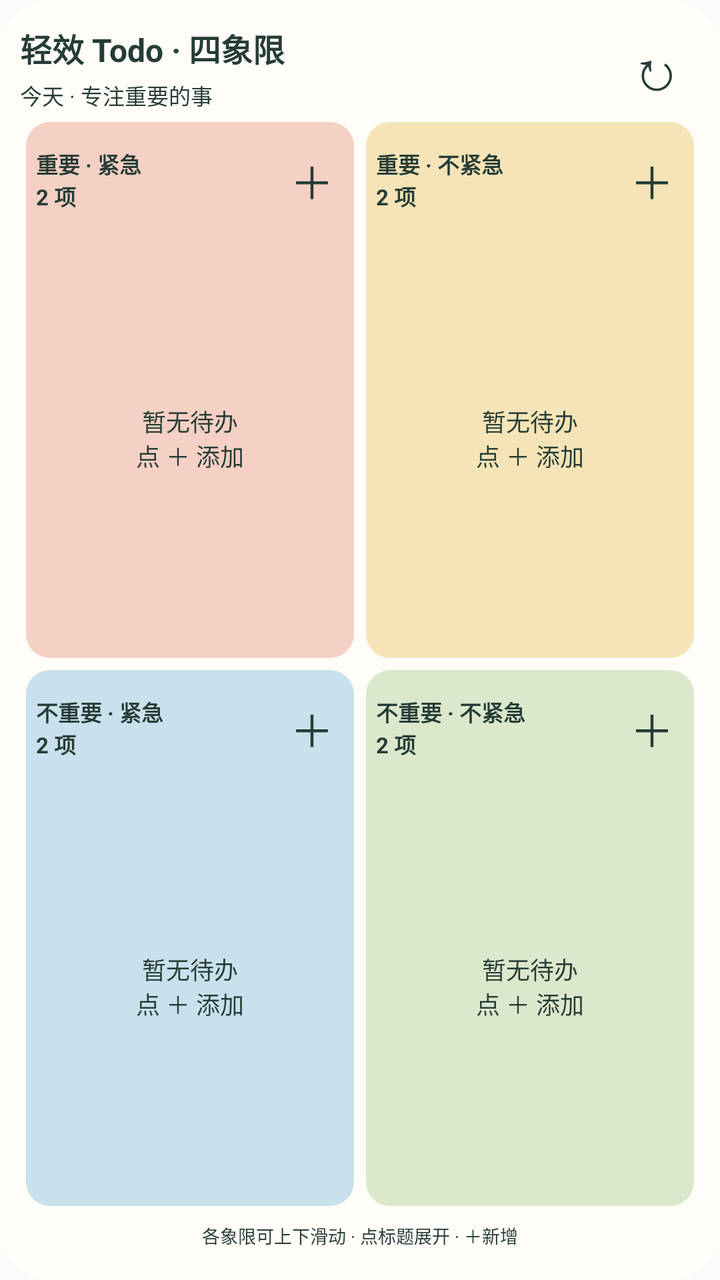
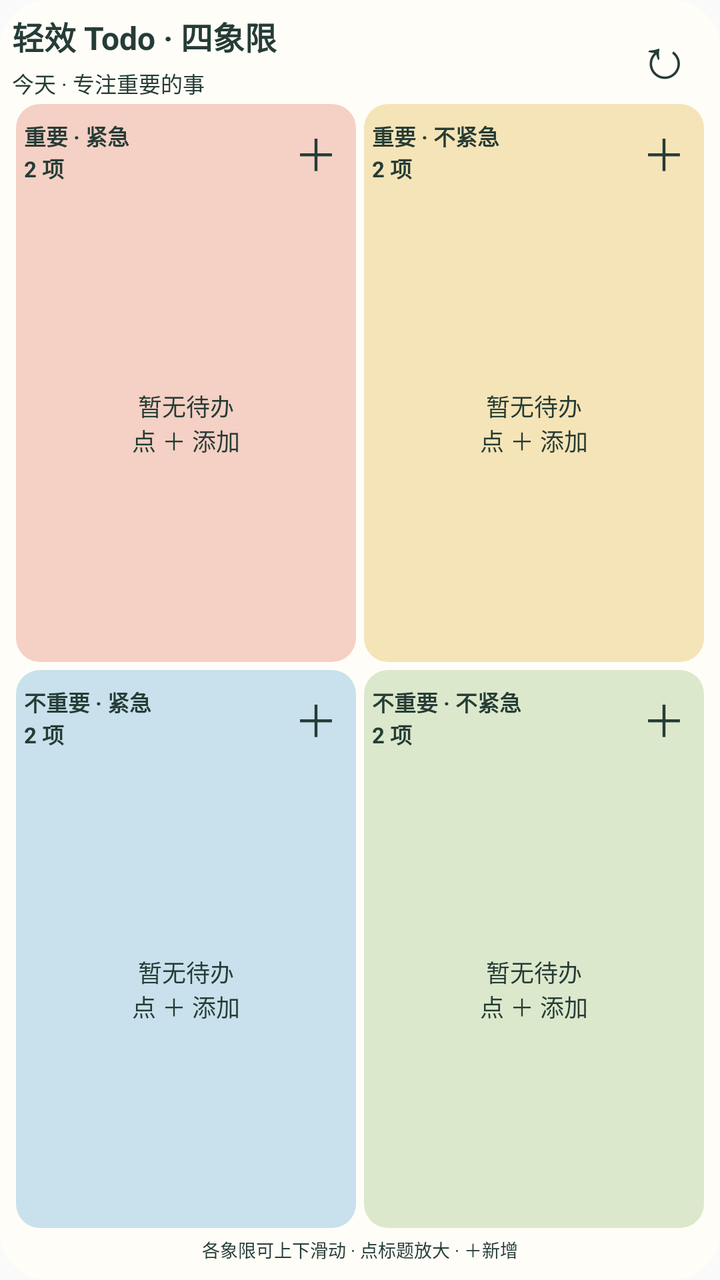

Screens rendered from an Android XML layout before and after an edit, with the pre-edit source and the edit as a unified diff.
<!-- AndroidManifest.xml: application theme android:Theme.Material.Light.NoActionBar -->
<!-- res/layout/quadrant_widget.xml -->
<LinearLayout xmlns:android="http://schemas.android.com/apk/res/android" android:id="@+id/widget_root" android:layout_width="match_parent" android:layout_height="match_parent" android:orientation="vertical" android:background="@drawable/widget_bg" android:padding="10dp">
 <LinearLayout android:layout_width="match_parent" android:layout_height="48dp" android:orientation="horizontal" android:gravity="center_vertical">
  <LinearLayout android:id="@+id/widget_title" android:layout_width="0dp" android:layout_weight="1" android:layout_height="match_parent" android:orientation="vertical" android:gravity="center_vertical" android:contentDescription="打开轻效 Todo 四象限">
   <TextView android:layout_width="match_parent" android:layout_height="wrap_content" android:text="轻效 Todo · 四象限" android:textSize="16sp" android:textStyle="bold" android:textColor="#263C36" android:includeFontPadding="false"/>
   <TextView android:id="@+id/widget_date" android:layout_width="match_parent" android:layout_height="wrap_content" android:layout_marginTop="4dp" android:text="今天 · 专注重要的事" android:textSize="11sp" android:textColor="#263C36" android:includeFontPadding="false"/>
  </LinearLayout>
  <TextView android:id="@+id/widget_refresh" android:layout_width="44dp" android:layout_height="44dp" android:gravity="center" android:text="↻" android:textSize="28sp" android:contentDescription="刷新本机事项" android:textColor="#263C36" android:includeFontPadding="false"/>
 </LinearLayout>
 <TextView android:id="@+id/widget_notice" android:layout_width="match_parent" android:layout_height="0dp" android:layout_weight="1" android:gravity="center" android:visibility="gone" android:textSize="16sp" android:textColor="#263C36" android:includeFontPadding="false"/>
 <LinearLayout android:id="@+id/widget_matrix" android:layout_width="match_parent" android:layout_height="0dp" android:layout_weight="1" android:orientation="vertical">
<LinearLayout android:layout_width="match_parent" android:layout_height="0dp" android:layout_weight="1" android:orientation="horizontal"><LinearLayout android:layout_width="0dp" android:layout_weight="1" android:layout_height="match_parent" android:layout_margin="3dp" android:padding="5dp" android:orientation="vertical" android:background="@drawable/widget_q0">
 <LinearLayout android:layout_width="match_parent" android:layout_height="48dp" android:orientation="horizontal" android:gravity="center_vertical">
  <TextView android:id="@+id/head0" android:layout_width="0dp" android:layout_weight="1" android:layout_height="match_parent" android:gravity="center_vertical" android:text="重要 · 紧急&#10;2 项" android:textSize="11sp" android:textStyle="bold" android:maxLines="2" android:ellipsize="end" android:contentDescription="展开重要 · 紧急" android:textColor="#263C36" android:includeFontPadding="false"/>
  <TextView android:id="@+id/add0" android:layout_width="32dp" android:layout_height="match_parent" android:gravity="center" android:text="＋" android:textSize="22sp" android:contentDescription="在重要 · 紧急添加事项" android:textColor="#263C36" android:includeFontPadding="false"/>
 </LinearLayout><FrameLayout android:layout_width="match_parent" android:layout_height="0dp" android:layout_weight="1">
  <ListView android:id="@+id/list0" android:layout_width="match_parent" android:layout_height="match_parent" android:divider="@android:color/transparent" android:dividerHeight="2dp" android:scrollbars="vertical" android:cacheColorHint="@android:color/transparent"/>
  <TextView android:id="@+id/empty0" android:layout_width="match_parent" android:layout_height="match_parent" android:gravity="center" android:text="暂无待办&#10;点 ＋ 添加" android:textSize="12sp" android:textColor="#263C36" android:includeFontPadding="false"/>
 </FrameLayout></LinearLayout><LinearLayout android:layout_width="0dp" android:layout_weight="1" android:layout_height="match_parent" android:layout_margin="3dp" android:padding="5dp" android:orientation="vertical" android:background="@drawable/widget_q1">
 <LinearLayout android:layout_width="match_parent" android:layout_height="48dp" android:orientation="horizontal" android:gravity="center_vertical">
  <TextView android:id="@+id/head1" android:layout_width="0dp" android:layout_weight="1" android:layout_height="match_parent" android:gravity="center_vertical" android:text="重要 · 不紧急&#10;2 项" android:textSize="11sp" android:textStyle="bold" android:maxLines="2" android:ellipsize="end" android:contentDescription="展开重要 · 不紧急" android:textColor="#263C36" android:includeFontPadding="false"/>
  <TextView android:id="@+id/add1" android:layout_width="32dp" android:layout_height="match_parent" android:gravity="center" android:text="＋" android:textSize="22sp" android:contentDescription="在重要 · 不紧急添加事项" android:textColor="#263C36" android:includeFontPadding="false"/>
 </LinearLayout><FrameLayout android:layout_width="match_parent" android:layout_height="0dp" android:layout_weight="1">
  <ListView android:id="@+id/list1" android:layout_width="match_parent" android:layout_height="match_parent" android:divider="@android:color/transparent" android:dividerHeight="2dp" android:scrollbars="vertical" android:cacheColorHint="@android:color/transparent"/>
  <TextView android:id="@+id/empty1" android:layout_width="match_parent" android:layout_height="match_parent" android:gravity="center" android:text="暂无待办&#10;点 ＋ 添加" android:textSize="12sp" android:textColor="#263C36" android:includeFontPadding="false"/>
 </FrameLayout></LinearLayout></LinearLayout>
<LinearLayout android:layout_width="match_parent" android:layout_height="0dp" android:layout_weight="1" android:orientation="horizontal"><LinearLayout android:layout_width="0dp" android:layout_weight="1" android:layout_height="match_parent" android:layout_margin="3dp" android:padding="5dp" android:orientation="vertical" android:background="@drawable/widget_q2">
 <LinearLayout android:layout_width="match_parent" android:layout_height="48dp" android:orientation="horizontal" android:gravity="center_vertical">
  <TextView android:id="@+id/head2" android:layout_width="0dp" android:layout_weight="1" android:layout_height="match_parent" android:gravity="center_vertical" android:text="不重要 · 紧急&#10;2 项" android:textSize="11sp" android:textStyle="bold" android:maxLines="2" android:ellipsize="end" android:contentDescription="展开不重要 · 紧急" android:textColor="#263C36" android:includeFontPadding="false"/>
  <TextView android:id="@+id/add2" android:layout_width="32dp" android:layout_height="match_parent" android:gravity="center" android:text="＋" android:textSize="22sp" android:contentDescription="在不重要 · 紧急添加事项" android:textColor="#263C36" android:includeFontPadding="false"/>
 </LinearLayout><FrameLayout android:layout_width="match_parent" android:layout_height="0dp" android:layout_weight="1">
  <ListView android:id="@+id/list2" android:layout_width="match_parent" android:layout_height="match_parent" android:divider="@android:color/transparent" android:dividerHeight="2dp" android:scrollbars="vertical" android:cacheColorHint="@android:color/transparent"/>
  <TextView android:id="@+id/empty2" android:layout_width="match_parent" android:layout_height="match_parent" android:gravity="center" android:text="暂无待办&#10;点 ＋ 添加" android:textSize="12sp" android:textColor="#263C36" android:includeFontPadding="false"/>
 </FrameLayout></LinearLayout><LinearLayout android:layout_width="0dp" android:layout_weight="1" android:layout_height="match_parent" android:layout_margin="3dp" android:padding="5dp" android:orientation="vertical" android:background="@drawable/widget_q3">
 <LinearLayout android:layout_width="match_parent" android:layout_height="48dp" android:orientation="horizontal" android:gravity="center_vertical">
  <TextView android:id="@+id/head3" android:layout_width="0dp" android:layout_weight="1" android:layout_height="match_parent" android:gravity="center_vertical" android:text="不重要 · 不紧急&#10;2 项" android:textSize="11sp" android:textStyle="bold" android:maxLines="2" android:ellipsize="end" android:contentDescription="展开不重要 · 不紧急" android:textColor="#263C36" android:includeFontPadding="false"/>
  <TextView android:id="@+id/add3" android:layout_width="32dp" android:layout_height="match_parent" android:gravity="center" android:text="＋" android:textSize="22sp" android:contentDescription="在不重要 · 不紧急添加事项" android:textColor="#263C36" android:includeFontPadding="false"/>
 </LinearLayout><FrameLayout android:layout_width="match_parent" android:layout_height="0dp" android:layout_weight="1">
  <ListView android:id="@+id/list3" android:layout_width="match_parent" android:layout_height="match_parent" android:divider="@android:color/transparent" android:dividerHeight="2dp" android:scrollbars="vertical" android:cacheColorHint="@android:color/transparent"/>
  <TextView android:id="@+id/empty3" android:layout_width="match_parent" android:layout_height="match_parent" android:gravity="center" android:text="暂无待办&#10;点 ＋ 添加" android:textSize="12sp" android:textColor="#263C36" android:includeFontPadding="false"/>
 </FrameLayout></LinearLayout></LinearLayout></LinearLayout><TextView android:id="@+id/widget_hint" android:layout_width="match_parent" android:layout_height="24dp" android:gravity="center" android:text="各象限可上下滑动 · 点标题展开 · ＋新增" android:textSize="9sp" android:maxLines="1" android:textColor="#263C36" android:includeFontPadding="false"/></LinearLayout>
<!-- resources referenced by this layout -->
<resources>
  <!-- drawable widget_bg (drawable) -->
  <shape xmlns:android="http://schemas.android.com/apk/res/android"><solid android:color="#FFFDF8"/><corners android:radius="24dp"/></shape>
  <!-- drawable widget_q0 (drawable) -->
  <shape xmlns:android="http://schemas.android.com/apk/res/android"><solid android:color="#F5D0C4"/><corners android:radius="12dp"/></shape>
  <!-- drawable widget_q1 (drawable) -->
  <shape xmlns:android="http://schemas.android.com/apk/res/android"><solid android:color="#F5E4B7"/><corners android:radius="12dp"/></shape>
  <!-- drawable widget_q2 (drawable) -->
  <shape xmlns:android="http://schemas.android.com/apk/res/android"><solid android:color="#C8E1EC"/><corners android:radius="12dp"/></shape>
  <!-- drawable widget_q3 (drawable) -->
  <shape xmlns:android="http://schemas.android.com/apk/res/android"><solid android:color="#DCE8CC"/><corners android:radius="12dp"/></shape>
</resources>

<!-- the commit's change to res/layout/quadrant_widget.xml (unified diff, before → after) -->
@@ -1,5 +1,5 @@
-<LinearLayout xmlns:android="http://schemas.android.com/apk/res/android" android:id="@+id/widget_root" android:layout_width="match_parent" android:layout_height="match_parent" android:orientation="vertical" android:background="@drawable/widget_bg" android:padding="10dp">
- <LinearLayout android:layout_width="match_parent" android:layout_height="48dp" android:orientation="horizontal" android:gravity="center_vertical">
+<LinearLayout xmlns:android="http://schemas.android.com/apk/res/android" android:id="@+id/widget_root" android:layout_width="match_parent" android:layout_height="match_parent" android:orientation="vertical" android:background="@drawable/widget_bg" android:padding="6dp">
+ <LinearLayout android:layout_width="match_parent" android:layout_height="44dp" android:orientation="horizontal" android:gravity="center_vertical">
   <LinearLayout android:id="@+id/widget_title" android:layout_width="0dp" android:layout_weight="1" android:layout_height="match_parent" android:orientation="vertical" android:gravity="center_vertical" android:contentDescription="打开轻效 Todo 四象限">
    <TextView android:layout_width="match_parent" android:layout_height="wrap_content" android:text="轻效 Todo · 四象限" android:textSize="16sp" android:textStyle="bold" android:textColor="#263C36" android:includeFontPadding="false"/>
    <TextView android:id="@+id/widget_date" android:layout_width="match_parent" android:layout_height="wrap_content" android:layout_marginTop="4dp" android:text="今天 · 专注重要的事" android:textSize="11sp" android:textColor="#263C36" android:includeFontPadding="false"/>
@@ -8,33 +8,42 @@
  </LinearLayout>
  <TextView android:id="@+id/widget_notice" android:layout_width="match_parent" android:layout_height="0dp" android:layout_weight="1" android:gravity="center" android:visibility="gone" android:textSize="16sp" android:textColor="#263C36" android:includeFontPadding="false"/>
  <LinearLayout android:id="@+id/widget_matrix" android:layout_width="match_parent" android:layout_height="0dp" android:layout_weight="1" android:orientation="vertical">
-<LinearLayout android:layout_width="match_parent" android:layout_height="0dp" android:layout_weight="1" android:orientation="horizontal"><LinearLayout android:layout_width="0dp" android:layout_weight="1" android:layout_height="match_parent" android:layout_margin="3dp" android:padding="5dp" android:orientation="vertical" android:background="@drawable/widget_q0">
- <LinearLayout android:layout_width="match_parent" android:layout_height="48dp" android:orientation="horizontal" android:gravity="center_vertical">
+<LinearLayout android:layout_width="match_parent" android:layout_height="0dp" android:layout_weight="1" android:orientation="horizontal"><LinearLayout android:layout_width="0dp" android:layout_weight="1" android:layout_height="match_parent" android:layout_margin="2dp" android:padding="4dp" android:orientation="vertical" android:background="@drawable/widget_q0">
+ <LinearLayout android:layout_width="match_parent" android:layout_height="40dp" android:orientation="horizontal" android:gravity="center_vertical">
   <TextView android:id="@+id/head0" android:layout_width="0dp" android:layout_weight="1" android:layout_height="match_parent" android:gravity="center_vertical" android:text="重要 · 紧急&#10;2 项" android:textSize="11sp" android:textStyle="bold" android:maxLines="2" android:ellipsize="end" android:contentDescription="展开重要 · 紧急" android:textColor="#263C36" android:includeFontPadding="false"/>
   <TextView android:id="@+id/add0" android:layout_width="32dp" android:layout_height="match_parent" android:gravity="center" android:text="＋" android:textSize="22sp" android:contentDescription="在重要 · 紧急添加事项" android:textColor="#263C36" android:includeFontPadding="false"/>
  </LinearLayout><FrameLayout android:layout_width="match_parent" android:layout_height="0dp" android:layout_weight="1">
   <ListView android:id="@+id/list0" android:layout_width="match_parent" android:layout_height="match_parent" android:divider="@android:color/transparent" android:dividerHeight="2dp" android:scrollbars="vertical" android:cacheColorHint="@android:color/transparent"/>
   <TextView android:id="@+id/empty0" android:layout_width="match_parent" android:layout_height="match_parent" android:gravity="center" android:text="暂无待办&#10;点 ＋ 添加" android:textSize="12sp" android:textColor="#263C36" android:includeFontPadding="false"/>
- </FrameLayout></LinearLayout><LinearLayout android:layout_width="0dp" android:layout_weight="1" android:layout_height="match_parent" android:layout_margin="3dp" android:padding="5dp" android:orientation="vertical" android:background="@drawable/widget_q1">
- <LinearLayout android:layout_width="match_parent" android:layout_height="48dp" android:orientation="horizontal" android:gravity="center_vertical">
+ </FrameLayout></LinearLayout><LinearLayout android:layout_width="0dp" android:layout_weight="1" android:layout_height="match_parent" android:layout_margin="2dp" android:padding="4dp" android:orientation="vertical" android:background="@drawable/widget_q1">
+ <LinearLayout android:layout_width="match_parent" android:layout_height="40dp" android:orientation="horizontal" android:gravity="center_vertical">
   <TextView android:id="@+id/head1" android:layout_width="0dp" android:layout_weight="1" android:layout_height="match_parent" android:gravity="center_vertical" android:text="重要 · 不紧急&#10;2 项" android:textSize="11sp" android:textStyle="bold" android:maxLines="2" android:ellipsize="end" android:contentDescription="展开重要 · 不紧急" android:textColor="#263C36" android:includeFontPadding="false"/>
   <TextView android:id="@+id/add1" android:layout_width="32dp" android:layout_height="match_parent" android:gravity="center" android:text="＋" android:textSize="22sp" android:contentDescription="在重要 · 不紧急添加事项" android:textColor="#263C36" android:includeFontPadding="false"/>
  </LinearLayout><FrameLayout android:layout_width="match_parent" android:layout_height="0dp" android:layout_weight="1">
   <ListView android:id="@+id/list1" android:layout_width="match_parent" android:layout_height="match_parent" android:divider="@android:color/transparent" android:dividerHeight="2dp" android:scrollbars="vertical" android:cacheColorHint="@android:color/transparent"/>
   <TextView android:id="@+id/empty1" android:layout_width="match_parent" android:layout_height="match_parent" android:gravity="center" android:text="暂无待办&#10;点 ＋ 添加" android:textSize="12sp" android:textColor="#263C36" android:includeFontPadding="false"/>
  </FrameLayout></LinearLayout></LinearLayout>
-<LinearLayout android:layout_width="match_parent" android:layout_height="0dp" android:layout_weight="1" android:orientation="horizontal"><LinearLayout android:layout_width="0dp" android:layout_weight="1" android:layout_height="match_parent" android:layout_margin="3dp" android:padding="5dp" android:orientation="vertical" android:background="@drawable/widget_q2">
- <LinearLayout android:layout_width="match_parent" android:layout_height="48dp" android:orientation="horizontal" android:gravity="center_vertical">
+<LinearLayout android:layout_width="match_parent" android:layout_height="0dp" android:layout_weight="1" android:orientation="horizontal"><LinearLayout android:layout_width="0dp" android:layout_weight="1" android:layout_height="match_parent" android:layout_margin="2dp" android:padding="4dp" android:orientation="vertical" android:background="@drawable/widget_q2">
+ <LinearLayout android:layout_width="match_parent" android:layout_height="40dp" android:orientation="horizontal" android:gravity="center_vertical">
   <TextView android:id="@+id/head2" android:layout_width="0dp" android:layout_weight="1" android:layout_height="match_parent" android:gravity="center_vertical" android:text="不重要 · 紧急&#10;2 项" android:textSize="11sp" android:textStyle="bold" android:maxLines="2" android:ellipsize="end" android:contentDescription="展开不重要 · 紧急" android:textColor="#263C36" android:includeFontPadding="false"/>
   <TextView android:id="@+id/add2" android:layout_width="32dp" android:layout_height="match_parent" android:gravity="center" android:text="＋" android:textSize="22sp" android:contentDescription="在不重要 · 紧急添加事项" android:textColor="#263C36" android:includeFontPadding="false"/>
  </LinearLayout><FrameLayout android:layout_width="match_parent" android:layout_height="0dp" android:layout_weight="1">
   <ListView android:id="@+id/list2" android:layout_width="match_parent" android:layout_height="match_parent" android:divider="@android:color/transparent" android:dividerHeight="2dp" android:scrollbars="vertical" android:cacheColorHint="@android:color/transparent"/>
   <TextView android:id="@+id/empty2" android:layout_width="match_parent" android:layout_height="match_parent" android:gravity="center" android:text="暂无待办&#10;点 ＋ 添加" android:textSize="12sp" android:textColor="#263C36" android:includeFontPadding="false"/>
- </FrameLayout></LinearLayout><LinearLayout android:layout_width="0dp" android:layout_weight="1" android:layout_height="match_parent" android:layout_margin="3dp" android:padding="5dp" android:orientation="vertical" android:background="@drawable/widget_q3">
- <LinearLayout android:layout_width="match_parent" android:layout_height="48dp" android:orientation="horizontal" android:gravity="center_vertical">
+ </FrameLayout></LinearLayout><LinearLayout android:layout_width="0dp" android:layout_weight="1" android:layout_height="match_parent" android:layout_margin="2dp" android:padding="4dp" android:orientation="vertical" android:background="@drawable/widget_q3">
+ <LinearLayout android:layout_width="match_parent" android:layout_height="40dp" android:orientation="horizontal" android:gravity="center_vertical">
   <TextView android:id="@+id/head3" android:layout_width="0dp" android:layout_weight="1" android:layout_height="match_parent" android:gravity="center_vertical" android:text="不重要 · 不紧急&#10;2 项" android:textSize="11sp" android:textStyle="bold" android:maxLines="2" android:ellipsize="end" android:contentDescription="展开不重要 · 不紧急" android:textColor="#263C36" android:includeFontPadding="false"/>
   <TextView android:id="@+id/add3" android:layout_width="32dp" android:layout_height="match_parent" android:gravity="center" android:text="＋" android:textSize="22sp" android:contentDescription="在不重要 · 不紧急添加事项" android:textColor="#263C36" android:includeFontPadding="false"/>
  </LinearLayout><FrameLayout android:layout_width="match_parent" android:layout_height="0dp" android:layout_weight="1">
   <ListView android:id="@+id/list3" android:layout_width="match_parent" android:layout_height="match_parent" android:divider="@android:color/transparent" android:dividerHeight="2dp" android:scrollbars="vertical" android:cacheColorHint="@android:color/transparent"/>
   <TextView android:id="@+id/empty3" android:layout_width="match_parent" android:layout_height="match_parent" android:gravity="center" android:text="暂无待办&#10;点 ＋ 添加" android:textSize="12sp" android:textColor="#263C36" android:includeFontPadding="false"/>
- </FrameLayout></LinearLayout></LinearLayout></LinearLayout><TextView android:id="@+id/widget_hint" android:layout_width="match_parent" android:layout_height="24dp" android:gravity="center" android:text="各象限可上下滑动 · 点标题展开 · ＋新增" android:textSize="9sp" android:maxLines="1" android:textColor="#263C36" android:includeFontPadding="false"/></LinearLayout>
+ </FrameLayout></LinearLayout></LinearLayout></LinearLayout><LinearLayout android:id="@+id/widget_focus" android:layout_width="match_parent" android:layout_height="0dp" android:layout_weight="1" android:orientation="vertical" android:visibility="gone" android:padding="5dp" android:background="@drawable/widget_q0">
+ <LinearLayout android:layout_width="match_parent" android:layout_height="42dp" android:orientation="horizontal" android:gravity="center_vertical">
+  <TextView android:id="@+id/focus_title" android:layout_width="0dp" android:layout_weight="1" android:layout_height="match_parent" android:gravity="center_vertical" android:textColor="#263C36" android:textSize="14sp" android:textStyle="bold"/>
+  <TextView android:id="@+id/focus_add" android:layout_width="44dp" android:layout_height="match_parent" android:gravity="center" android:text="＋" android:textSize="24sp" android:textColor="#263C36" android:contentDescription="在当前象限添加事项"/>
+  <TextView android:id="@+id/focus_back" android:layout_width="52dp" android:layout_height="match_parent" android:gravity="center" android:text="总览" android:textSize="13sp" android:textColor="#263C36" android:contentDescription="返回桌面四象限总览"/>
+ </LinearLayout>
+ <LinearLayout android:layout_width="match_parent" android:layout_height="40dp" android:orientation="horizontal"><TextView android:id="@+id/switch0" android:layout_width="0dp" android:layout_weight="1" android:layout_height="match_parent" android:layout_margin="2dp" android:gravity="center" android:background="@drawable/widget_q0" android:text="重要&#10;紧急" android:textSize="10sp" android:textColor="#263C36" android:contentDescription="切换桌面象限1"/><TextView android:id="@+id/switch1" android:layout_width="0dp" android:layout_weight="1" android:layout_height="match_parent" android:layout_margin="2dp" android:gravity="center" android:background="@drawable/widget_q1" android:text="重要&#10;不紧急" android:textSize="10sp" android:textColor="#263C36" android:contentDescription="切换桌面象限2"/><TextView android:id="@+id/switch2" android:layout_width="0dp" android:layout_weight="1" android:layout_height="match_parent" android:layout_margin="2dp" android:gravity="center" android:background="@drawable/widget_q2" android:text="不重要&#10;紧急" android:textSize="10sp" android:textColor="#263C36" android:contentDescription="切换桌面象限3"/><TextView android:id="@+id/switch3" android:layout_width="0dp" android:layout_weight="1" android:layout_height="match_parent" android:layout_margin="2dp" android:gravity="center" android:background="@drawable/widget_q3" android:text="不重要&#10;不紧急" android:textSize="10sp" android:textColor="#263C36" android:contentDescription="切换桌面象限4"/></LinearLayout><FrameLayout android:layout_width="match_parent" android:layout_height="0dp" android:layout_weight="1">
+ <ListView android:id="@+id/focus_list" android:layout_width="match_parent" android:layout_height="match_parent" android:divider="@android:color/transparent" android:dividerHeight="3dp" android:scrollbars="vertical" android:cacheColorHint="@android:color/transparent"/>
+ <TextView android:id="@+id/focus_empty" android:layout_width="match_parent" android:layout_height="match_parent" android:gravity="center" android:text="这个象限暂无待办&#10;点右上角 ＋ 添加" android:textSize="14sp" android:textColor="#263C36"/>
+ </FrameLayout></LinearLayout><TextView android:id="@+id/widget_hint" android:layout_width="match_parent" android:layout_height="18dp" android:gravity="center" android:text="各象限可上下滑动 · 点标题放大 · ＋新增" android:textSize="9sp" android:maxLines="1" android:textColor="#263C36" android:includeFontPadding="false"/></LinearLayout>
